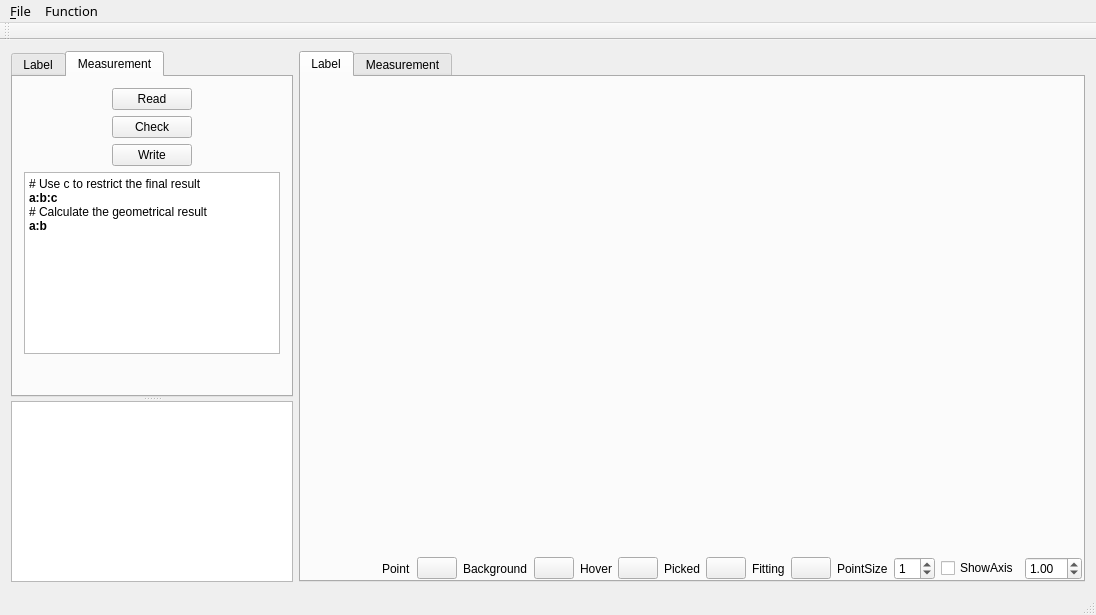
leihui6/3D-Industrial-Inspection-System, file Applications/3DIndustrialInspectionSystem/forms/mainwindow.ui: the form before one commit.
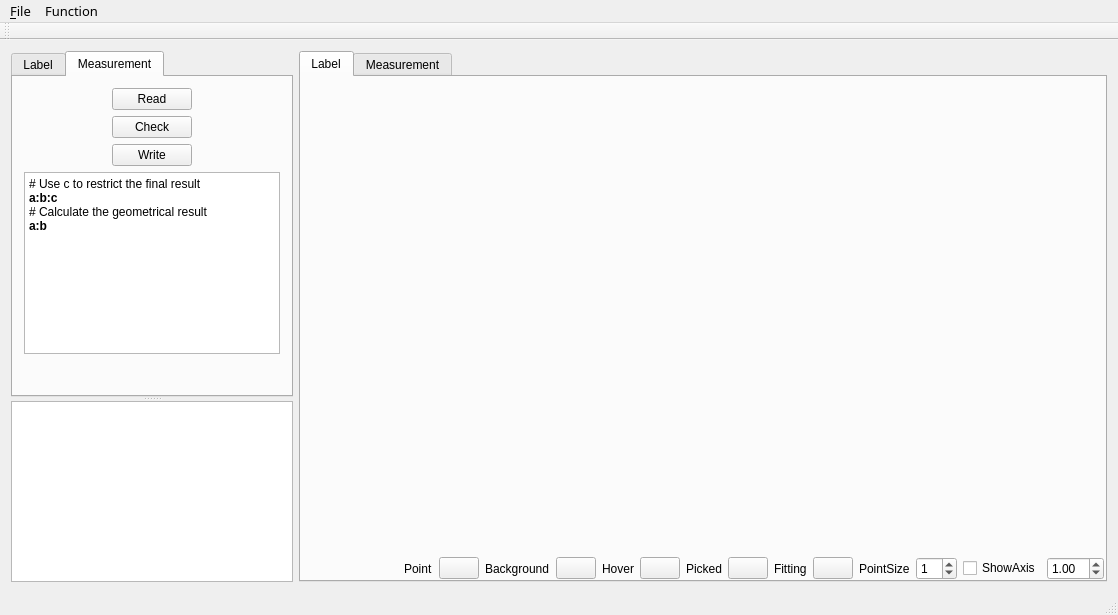
The form after the commit. The open tabs and pages were chosen to show the change.

Diff of the .ui file:
```diff
--- a/Applications/3DIndustrialInspectionSystem/forms/mainwindow.ui
+++ b/Applications/3DIndustrialInspectionSystem/forms/mainwindow.ui
@@ -6,7 +6,7 @@
    <rect>
     <x>0</x>
     <y>0</y>
-    <width>1096</width>
+    <width>1118</width>
     <height>615</height>
    </rect>
   </property>
@@ -625,8 +625,8 @@
     <rect>
      <x>0</x>
      <y>0</y>
-     <width>1096</width>
-     <height>19</height>
+     <width>1118</width>
+     <height>24</height>
     </rect>
    </property>
    <property name="font">
```
Left out of the diff: 6 changed lines with no effect on the pictures.
